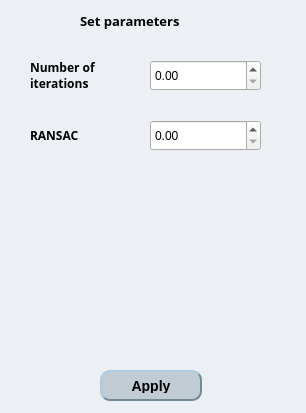
Old version of the form Sculptura/advanced_scanning.ui in the repository ElJAZRY/Sculptura---3D-scanner-.
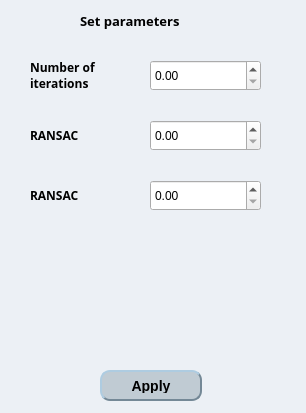
New version of the form.

```diff
--- a/Sculptura/advanced_scanning.ui
+++ b/Sculptura/advanced_scanning.ui
@@ -152,6 +152,45 @@
     <string>Apply</string>
    </property>
   </widget>
+  <widget class="QLabel" name="label_4">
+   <property name="geometry">
+    <rect>
+     <x>30</x>
+     <y>170</y>
+     <width>101</width>
+     <height>51</height>
+    </rect>
+   </property>
+   <property name="font">
+    <font>
+     <family>Open Sans</family>
+     <weight>75</weight>
+     <bold>true</bold>
+    </font>
+   </property>
+   <property name="autoFillBackground">
+    <bool>false</bool>
+   </property>
+   <property name="text">
+    <string>RANSAC</string>
+   </property>
+   <property name="wordWrap">
+    <bool>true</bool>
+   </property>
+  </widget>
+  <widget class="QDoubleSpinBox" name="doubleSpinBox_3">
+   <property name="geometry">
+    <rect>
+     <x>150</x>
+     <y>180</y>
+     <width>111</width>
+     <height>31</height>
+    </rect>
+   </property>
+   <property name="styleSheet">
+    <string notr="true"/>
+   </property>
+  </widget>
  </widget>
  <resources/>
  <connections/>
```
